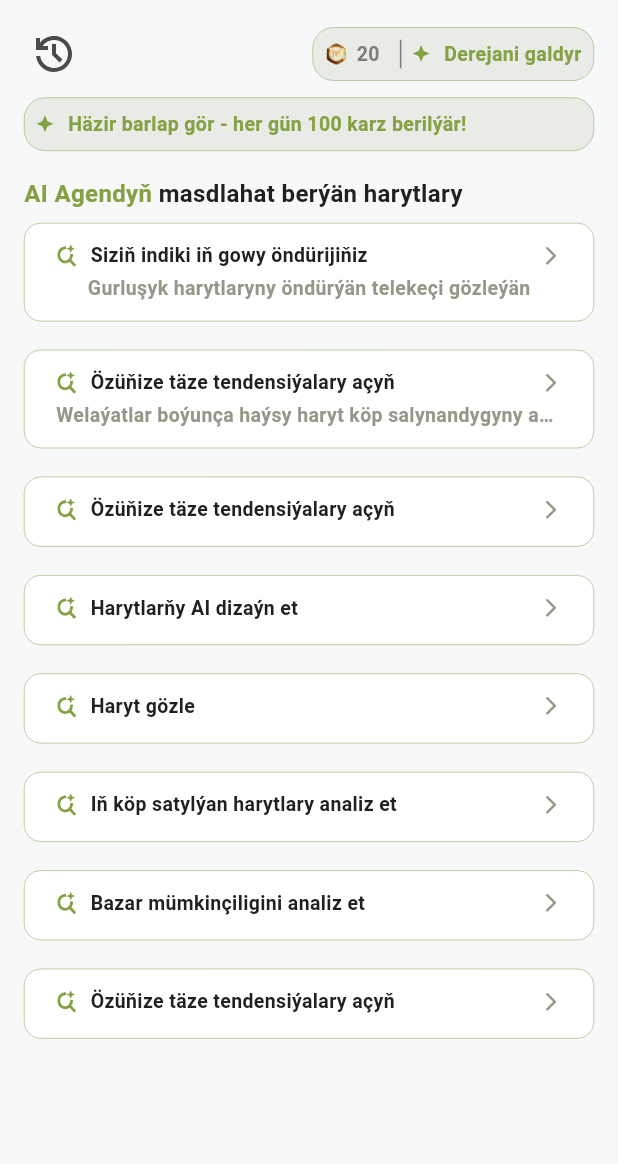
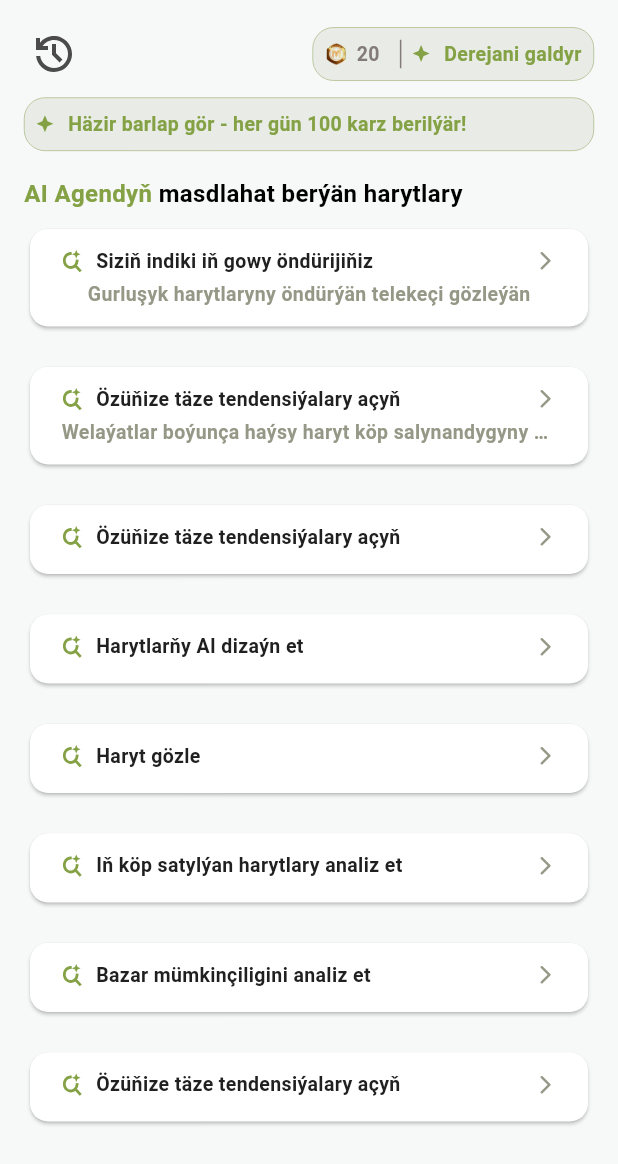
Before and after one commit to Sohbet97/mbium_mobile_client, a Flutter app: the AiAgetntPage widget shown alone on an empty page, opened directly, after a tap on an icon or button, on a phone screen of 412 x 824 dp. Shown: the top 1164 px of the screen. Run offline on Flutter 3.47's test engine with Material 3 defaults, Android fonts, the phone set to English and light mode, and no system bars; our stand-ins replace bloc, dio, equatable, firebase_core, firebase_messaging, flutter_bloc and 5 more; missing offline and left inert: flutter_downloader; accounts and stored records are empty; Roboto replaces fonts that are missing (assets/fonts/urbanist_semiBold.ttf); project files that could hold a hidden picture were left out.

Commit message:
fix colors

```diff
--- a/lib/core/themes/app_text_styles.dart
+++ b/lib/core/themes/app_text_styles.dart
@@ -1,24 +1,41 @@
 import 'package:flutter/material.dart';
-import 'package:mbium_mobile_client/core/themes/app_colors.dart';
 
-class AppTextStyles {
-  static const s13w600clGreen = TextStyle(
-    fontFamily: 'assets/fonts/urbanist_semiBold.ttf',
-    fontSize: 13,
-    fontWeight: FontWeight.w600,
-    color: AppColors.bonusBannerTextGreen,
-  );
+class AppTextStyles extends ThemeExtension<AppTextStyles> {
+  final TextStyle s13w600clGreen;
+  final TextStyle s16w600clBlack;
+  final TextStyle s13w600clBlack;
+  const AppTextStyles({
+    required this.s13w600clGreen,
+    required this.s16w600clBlack,
 
-  static const s16w600clBlack = TextStyle(
-    fontFamily: 'assets/fonts/urbanist_semiBold.ttf',
-    fontSize: 16,
-    fontWeight: FontWeight.w600,
-    color: AppColors.aiTextBlack,
-  );
-  static const s13w600clLightGrey = TextStyle(
-    fontFamily: 'assets/fonts/urbanist_semiBold.ttf',
-    fontSize: 13,
-    fontWeight: FontWeight.w600,
-    color: AppColors.textLightGrey,
-  );
+    required this.s13w600clBlack,
+  });
+
+  @override
+  ThemeExtension<AppTextStyles> copyWith({
+    TextStyle? s13w600clGreen,
+    TextStyle? s16w600clBlack,
+  }) {
+    return AppTextStyles(
+      s13w600clGreen: s13w600clGreen ?? this.s13w600clGreen,
+      s16w600clBlack: s16w600clBlack ?? this.s16w600clBlack,
+
+      s13w600clBlack: s13w600clBlack ?? this.s13w600clBlack,
+    );
+  }
+
+  @override
+  ThemeExtension<AppTextStyles> lerp(
+    covariant ThemeExtension<AppTextStyles>? other,
+    double t,
+  ) {
+    if (other is! AppTextStyles) {
+      return this;
+    }
+    return AppTextStyles(
+      s13w600clGreen: TextStyle.lerp(s13w600clGreen, other.s13w600clGreen, t)!,
+      s16w600clBlack: TextStyle.lerp(s16w600clBlack, other.s16w600clBlack, t)!,
+      s13w600clBlack: TextStyle.lerp(s13w600clBlack, other.s13w600clBlack, t)!,
+    );
+  }
 }
--- a/lib/core/themes/theme.dart
+++ b/lib/core/themes/theme.dart
@@ -1,6 +1,11 @@
 import 'package:flutter/material.dart';
+import 'package:mbium_mobile_client/core/themes/app_text_styles.dart';
 
 import 'app_colors.dart';
+
+extension AppThemeContext on BuildContext {
+  AppTextStyles get appTextStyles => Theme.of(this).extension<AppTextStyles>()!;
+}
 
 ThemeData darkTheme = ThemeData(
   useMaterial3: true,
@@ -16,6 +21,26 @@ ThemeData darkTheme = ThemeData(
     tertiary: AppColors.lightSelectedNavBarItem,
   ),
 
+  // Registering dark mode values for your custom text styles
+  extensions: const <ThemeExtension<dynamic>>[
+    AppTextStyles(
+      s13w600clGreen: TextStyle(
+        fontSize: 13,
+        fontWeight: FontWeight.w600,
+        color: Colors.white,
+      ),
+      s16w600clBlack: TextStyle(
+        fontSize: 16,
+        fontWeight: FontWeight.w600,
+        color: Colors.white,
+      ),
+      s13w600clBlack: TextStyle(
+        fontSize: 13,
+        fontWeight: FontWeight.w600,
+        color: Colors.white,
+      ),
+    ),
+  ],
   elevatedButtonTheme: ElevatedButtonThemeData(
     style: ElevatedButton.styleFrom(
       backgroundColor: AppColors.primaryGreen,
@@ -87,6 +112,27 @@ ThemeData lightTheme = ThemeData(
     tertiary: AppColors.lightSelectedNavBarItem,
   ),
 
+  // Registering light mode values for your custom text styles
+  extensions: const <ThemeExtension<dynamic>>[
+    AppTextStyles(
+      s13w600clGreen: TextStyle(
+        fontSize: 13,
+        fontWeight: FontWeight.w600,
+        color: AppColors.bonusBannerTextGreen,
+      ),
+      s16w600clBlack: TextStyle(
+        fontSize: 16,
+        fontWeight: FontWeight.w600,
+        color: Colors.black,
+      ),
+
+      s13w600clBlack: TextStyle(
+        fontSize: 13,
+        fontWeight: FontWeight.w600,
+        color: AppColors.aiTextBlack,
+      ),
+    ),
+  ],
   elevatedButtonTheme: ElevatedButtonThemeData(
     style: ElevatedButton.styleFrom(
       backgroundColor: AppColors.primaryGreen,
--- a/lib/feature/home/presentation/pages/ai_agent_page.dart
+++ b/lib/feature/home/presentation/pages/ai_agent_page.dart
@@ -1,7 +1,7 @@
 import 'package:flutter/material.dart';
 import 'package:flutter_bloc/flutter_bloc.dart';
 import 'package:mbium_mobile_client/core/themes/app_colors.dart';
-import 'package:mbium_mobile_client/core/themes/app_text_styles.dart';
+import 'package:mbium_mobile_client/core/themes/theme.dart';
 import 'package:mbium_mobile_client/feature/home/bloc/ai_bloc.dart';
 import 'package:mbium_mobile_client/feature/home/presentation/widget/ai/ai_recommendations_list.dart';
 import 'package:mbium_mobile_client/feature/home/presentation/widget/ai/bonus_banner_card.dart';
@@ -53,13 +53,13 @@ class _AiAgetntPageState extends State<AiAgetntPage> {
                 children: [
                   Text(
                     'AI Agendyň ',
-                    style: AppTextStyles.s16w600clBlack.copyWith(
+                    style: context.appTextStyles.s16w600clBlack.copyWith(
                       color: AppColors.bonusBannerTextGreen,
                     ),
                   ),
                   Text(
                     'masdlahat berýän harytlary',
-                    style: AppTextStyles.s16w600clBlack,
+                    style: context.appTextStyles.s16w600clBlack,
                   ),
                 ],
               ),
--- a/lib/feature/home/presentation/widget/ai/ai_recommendation_card.dart
+++ b/lib/feature/home/presentation/widget/ai/ai_recommendation_card.dart
@@ -1,6 +1,6 @@
 import 'package:flutter/material.dart';
 import 'package:mbium_mobile_client/core/themes/app_colors.dart';
-import 'package:mbium_mobile_client/core/themes/app_text_styles.dart';
+import 'package:mbium_mobile_client/core/themes/theme.dart';
 import 'package:mbium_mobile_client/feature/home/models/ai_recomendasion_model.dart';
 import 'package:mbium_mobile_client/feature/home/presentation/widget/svg_icon.dart';
 
@@ -10,19 +10,12 @@ class AiRecommendationCard extends StatelessWidget {
 
   @override
   Widget build(BuildContext context) {
-    return InkWell(
+    return Card(
+      child: InkWell(
         onTap: () {},
         borderRadius: BorderRadius.circular(11),
-      child: Ink(
-        padding: EdgeInsets.symmetric(horizontal: 21, vertical: 12),
-        decoration: BoxDecoration(
-          borderRadius: BorderRadius.circular(11),
-          border: Border.all(
-            color: AppColors.bonusBannerBorderGreen,
-            width: 0.3,
-          ),
-          color: AppColors.navWhite,
-        ),
+        child: Padding(
+          padding: const EdgeInsets.symmetric(horizontal: 21, vertical: 12),
           child: Column(
             children: [
               Row(
@@ -36,9 +29,7 @@ class AiRecommendationCard extends StatelessWidget {
                   SizedBox(width: 8),
                   Text(
                     recommendation.title,
-                  style: AppTextStyles.s13w600clGreen.copyWith(
-                    color: AppColors.aiTextBlack,
-                  ),
+                    style: context.appTextStyles.s13w600clBlack,
                   ),
                   Expanded(child: SizedBox()),
                   Icon(
@@ -52,7 +43,9 @@ class AiRecommendationCard extends StatelessWidget {
               recommendation.subtitle != null
                   ? Text(
                       recommendation.subtitle!,
-                    style: AppTextStyles.s13w600clLightGrey,
+                      style: context.appTextStyles.s13w600clGreen.copyWith(
+                        color: AppColors.textLightGrey,
+                      ),
                       maxLines: 1,
                       overflow: TextOverflow.ellipsis,
                     )
@@ -60,6 +53,7 @@ class AiRecommendationCard extends StatelessWidget {
             ],
           ),
         ),
+      ),
     );
   }
 }
--- a/lib/feature/home/presentation/widget/ai/bonus_banner_card.dart
+++ b/lib/feature/home/presentation/widget/ai/bonus_banner_card.dart
@@ -1,6 +1,6 @@
 import 'package:flutter/material.dart';
 import 'package:mbium_mobile_client/core/themes/app_colors.dart';
-import 'package:mbium_mobile_client/core/themes/app_text_styles.dart';
+import 'package:mbium_mobile_client/core/themes/theme.dart';
 import 'package:mbium_mobile_client/feature/home/presentation/widget/svg_icon.dart';
 
 class BonusBannerCard extends StatelessWidget {
@@ -35,7 +35,7 @@ class BonusBannerCard extends StatelessWidget {
                       SizedBox(width: 6),
                       Text(
                         coinQuantity!,
-                        style: AppTextStyles.s13w600clGreen.copyWith(
+                        style: context.appTextStyles.s13w600clGreen.copyWith(
                           color: AppColors.bonusCoinGrey,
                         ),
                       ),
@@ -52,7 +52,7 @@ class BonusBannerCard extends StatelessWidget {
             width: 12,
           ),
           SizedBox(width: 9),
-          Text(title, style: AppTextStyles.s13w600clGreen),
+          Text(title, style: context.appTextStyles.s13w600clGreen),
         ],
       ),
     );
```
Lines whose indentation alone changed are shown as unchanged.
